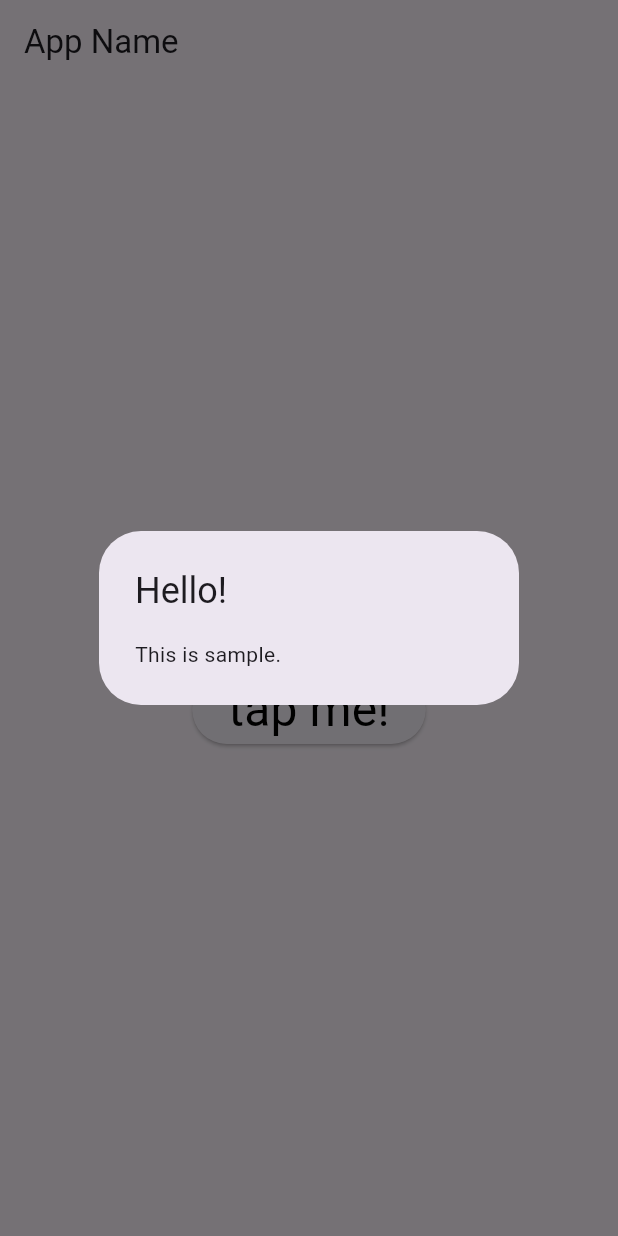
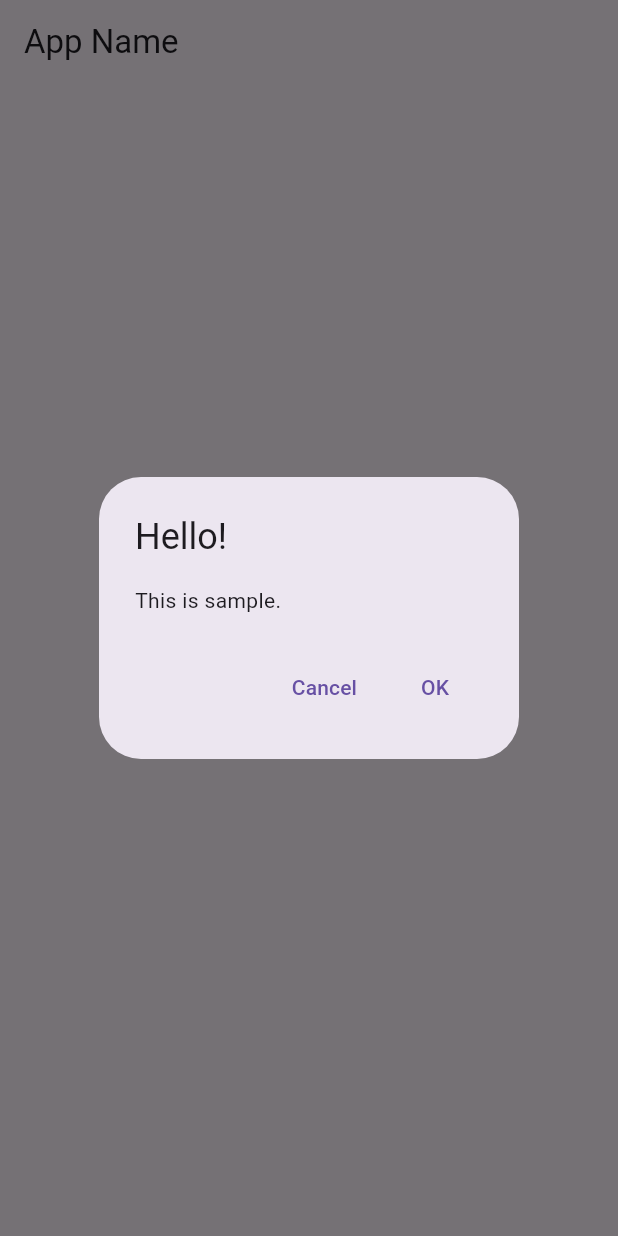
Before and after one commit to f24aa005/test, a Flutter app: the screen it shows after launch, after a tap on "tap me!", on a phone screen of 412 x 824 dp. Run offline on Flutter 3.47's test engine with Material 3 defaults, Android fonts, the phone set to English and light mode, and no system bars.

Commit message:
6/3の変更点②

```diff
--- a/sample/lib/main.dart
+++ b/sample/lib/main.dart
@@ -76,7 +76,23 @@ class _MyHomePageState extends State<MyHomePage> {
         builder: (BuildContext context) => AlertDialog(
           title: Text("Hello!"),
           content: Text("This is sample."),
-        )
-      );
+          actions: <Widget>[
+            TextButton(
+              child:const Text('Cancel'),
+              onPressed: () => Navigator.pop<String>(context, 'Cancel')
+              ),
+              TextButton(
+                child: const Text('OK'),
+                onPressed: () => Navigator.pop<String>(context, 'OK')
+                )
+          ],
+        ),
+      ).then<void>((value) => resultAlert(value));
+    }
+
+    void resultAlert(String value) {
+      setState((){
+        _message = 'selected: $value';
+      });
     }
 }
```
